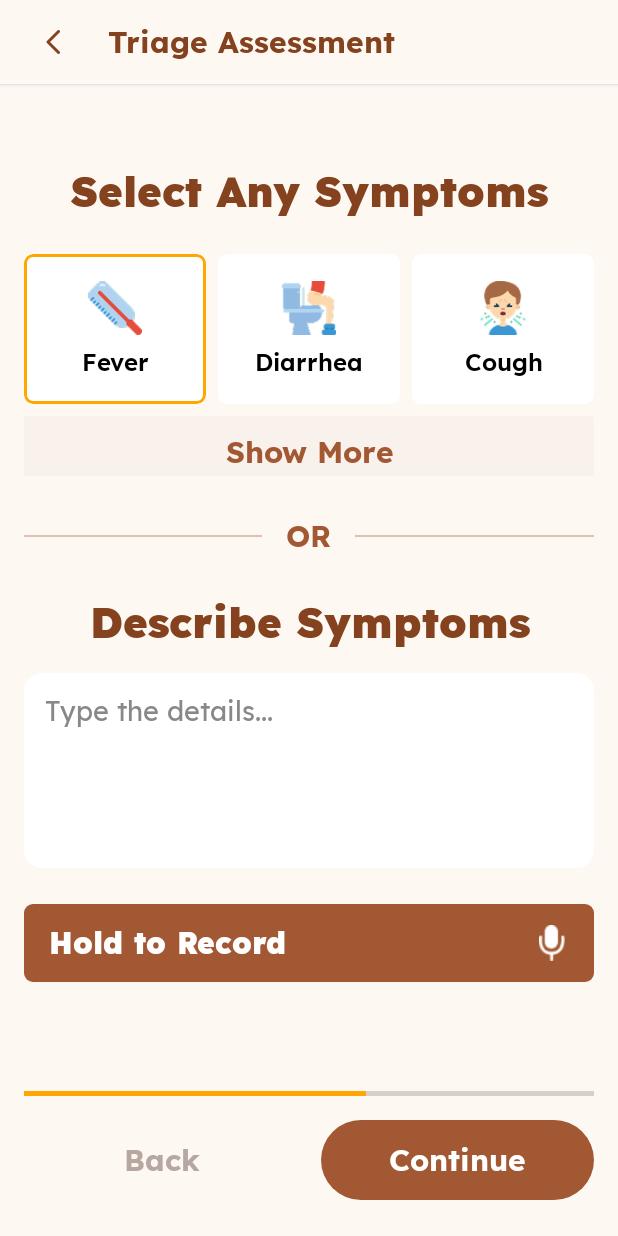
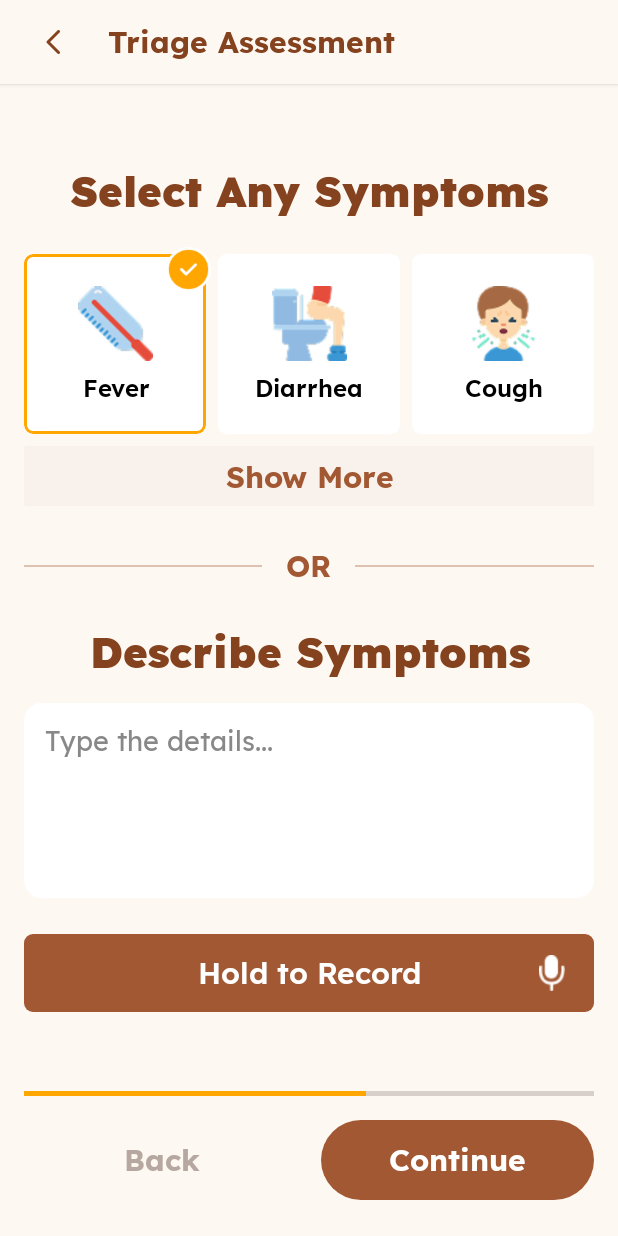
Before and after one commit to Sondnn/Swin-Smart-Adaptive-Clinical-Assistant-SACA-, an Android app built with Jetpack Compose: the SymptomQuestionScreen screen opened through its navigation route, after a tap on "Fever", on a phone screen of 412 x 824 dp. Run offline under Robolectric (Android 15) with nearby library versions, the light colour scheme and no system bars; Roboto replaces fonts that are not available here.

Commit message:
feat: add loading icon, image check icon

```diff
--- a/android/app/src/main/java/com/saca/smartadaptiveclinicalassistant/presentation/components/AppBar.kt
+++ b/android/app/src/main/java/com/saca/smartadaptiveclinicalassistant/presentation/components/AppBar.kt
@@ -65,6 +65,6 @@ fun AppBar(
 enum class ActionBarIconButton(
     @param:DrawableRes val iconResourceId: Int,
 ) {
-    MENU(R.drawable.button),
-    BACK(R.drawable.chevron_left)
+    MENU(R.drawable.button_menu),
+    BACK(R.drawable.button_back)
 }
--- a/android/app/src/main/java/com/saca/smartadaptiveclinicalassistant/presentation/components/form/FormQuestion.kt
+++ b/android/app/src/main/java/com/saca/smartadaptiveclinicalassistant/presentation/components/form/FormQuestion.kt
@@ -12,9 +12,11 @@ import androidx.compose.foundation.layout.Row
 import androidx.compose.foundation.layout.Spacer
 import androidx.compose.foundation.layout.fillMaxWidth
 import androidx.compose.foundation.layout.height
+import androidx.compose.foundation.layout.offset
 import androidx.compose.foundation.layout.padding
 import androidx.compose.foundation.layout.size
 import androidx.compose.foundation.layout.width
+import androidx.compose.foundation.shape.CircleShape
 import androidx.compose.foundation.shape.RoundedCornerShape
 import androidx.compose.foundation.text.BasicTextField
 import androidx.compose.material3.ButtonDefaults
@@ -35,6 +37,7 @@ import androidx.compose.ui.text.font.FontWeight
 import androidx.compose.ui.text.style.TextAlign
 import androidx.compose.ui.unit.dp
 import androidx.compose.ui.unit.sp
+import com.saca.smartadaptiveclinicalassistant.R
 import com.saca.smartadaptiveclinicalassistant.presentation.components.ActionBarIconButton
 import com.saca.smartadaptiveclinicalassistant.presentation.components.AppBar
 import com.saca.smartadaptiveclinicalassistant.presentation.components.AppButton
@@ -44,6 +47,7 @@ import com.saca.smartadaptiveclinicalassistant.ui.theme.AppBackground
 import com.saca.smartadaptiveclinicalassistant.ui.theme.Brown
 import com.saca.smartadaptiveclinicalassistant.ui.theme.Brown20
 import com.saca.smartadaptiveclinicalassistant.ui.theme.Gray40
+import com.saca.smartadaptiveclinicalassistant.ui.theme.LexendFontFamily
 import com.saca.smartadaptiveclinicalassistant.ui.theme.Orange
 import com.saca.smartadaptiveclinicalassistant.ui.theme.Orange40
 import com.saca.smartadaptiveclinicalassistant.ui.theme.TextBrown
@@ -244,6 +248,23 @@ fun QuestionImageOption(
     }
 }
 
+
+@Composable
+private fun SelectedCheckMark(modifier: Modifier = Modifier) {
+    Box(
+        modifier = modifier
+            .size(30.dp),
+        contentAlignment = Alignment.Center,
+    ) {
+        Image(
+            painter = painterResource(R.drawable.ic_cicle_check),
+            contentDescription = null,
+            modifier = Modifier
+                .size(30.dp)
+        )
+    }
+}
+
 @Composable
 fun QuestionImageOptionButton(
     option: FormQuestionImageOption,
@@ -256,23 +277,28 @@ fun QuestionImageOptionButton(
 
     Box(
         modifier = modifier
-            .height(100.dp)
+            .height(120.dp)
+    ) {
+        Box(
+            modifier = Modifier
+                .matchParentSize()
                 .clip(RoundedCornerShape(6.dp))
                 .background(backgroundColor)
-            .border(BorderStroke(2.dp, borderColor), RoundedCornerShape(6.dp))
+                .border(
+                    BorderStroke(2.dp, borderColor),
+                    RoundedCornerShape(6.dp))
                 .clickable(onClick = onClick)
-            .padding(horizontal = 4.dp, vertical = 6.dp)
+                .padding(horizontal = 4.dp, vertical = 8.dp)
         ) {
             Column(
                 modifier = Modifier.align(Alignment.Center),
                 horizontalAlignment = Alignment.CenterHorizontally,
             ) {
-
                 Image(
                     painter = painterResource(option.iconResourceId),
                     contentDescription = stringResource(option.labelResourceId),
                     contentScale = ContentScale.Fit,
-                modifier = Modifier.size(36.dp)
+                    modifier = Modifier.size(50.dp)
                 )
 
                 Spacer(modifier = Modifier.height(8.dp))
@@ -280,8 +306,18 @@ fun QuestionImageOptionButton(
                 Text(
                     text = stringResource(option.labelResourceId),
                     style = MaterialTheme.typography.labelLarge,
+                    lineHeight = 18.sp,
                     color = Color.Black,
                     textAlign = TextAlign.Center
+                )
+            }
+        }
+
+        if (selected) {
+            SelectedCheckMark(
+                modifier = Modifier
+                    .align(Alignment.TopEnd)
+                    .offset(x = 3.dp, y = (-5).dp)
             )
         }
     }
--- a/android/app/src/main/java/com/saca/smartadaptiveclinicalassistant/presentation/components/form/RecordButton.kt
+++ b/android/app/src/main/java/com/saca/smartadaptiveclinicalassistant/presentation/components/form/RecordButton.kt
@@ -5,7 +5,9 @@ import androidx.compose.foundation.background
 import androidx.compose.foundation.gestures.PressGestureScope
 import androidx.compose.foundation.gestures.detectTapGestures
 import androidx.compose.foundation.layout.Arrangement
+import androidx.compose.foundation.layout.Box
 import androidx.compose.foundation.layout.Row
+import androidx.compose.foundation.layout.Spacer
 import androidx.compose.foundation.layout.fillMaxWidth
 import androidx.compose.foundation.layout.height
 import androidx.compose.foundation.layout.padding
@@ -40,7 +42,7 @@ fun RecordButton(
         else -> Brown
     }
 
-    Row(
+    Box(
         modifier = Modifier
             .fillMaxWidth()
             .height(52.dp)
@@ -49,27 +51,26 @@ fun RecordButton(
             .pointerInput(isEnabled) {
                 detectTapGestures(
                     onPress = {
-                        if (isEnabled) {
-                            onPress()
-                        }
+                        if (isEnabled) onPress()
                     }
                 )
             }.padding(horizontal = 16.dp),
-        verticalAlignment = Alignment.CenterVertically,
-        horizontalArrangement = Arrangement.SpaceBetween,
     ) {
         Text(
             text = text,
             color = Color.White,
             style = MaterialTheme.typography.bodyMedium,
-            fontWeight = FontWeight.Black,
+            modifier = Modifier.align(Alignment.Center),
             textAlign = TextAlign.Center
         )
+
 
         Image(
             painter = painterResource(id = R.drawable.ic_mic),
             contentDescription = text,
-            modifier = Modifier.size(24.dp)
+            modifier = Modifier
+                .size(24.dp)
+                .align(Alignment.CenterEnd)
         )
     }
 }
--- a/android/app/src/main/java/com/saca/smartadaptiveclinicalassistant/presentation/language/LanguageScreen.kt
+++ b/android/app/src/main/java/com/saca/smartadaptiveclinicalassistant/presentation/language/LanguageScreen.kt
@@ -10,8 +10,6 @@ import androidx.compose.foundation.layout.fillMaxSize
 import androidx.compose.foundation.layout.fillMaxWidth
 import androidx.compose.foundation.layout.height
 import androidx.compose.foundation.layout.padding
-import androidx.compose.material3.Button
-import androidx.compose.material3.ButtonDefaults
 import androidx.compose.material3.MaterialTheme
 import androidx.compose.material3.Text
 import androidx.compose.runtime.Composable
@@ -20,7 +18,6 @@ import androidx.compose.ui.Modifier
 import androidx.compose.ui.layout.ContentScale
 import androidx.compose.ui.res.painterResource
 import androidx.compose.ui.res.stringResource
-import androidx.compose.ui.text.font.FontWeight
 import androidx.compose.ui.text.style.TextAlign
 import androidx.compose.ui.unit.dp
 import androidx.compose.ui.unit.sp
@@ -32,8 +29,6 @@ import com.saca.smartadaptiveclinicalassistant.presentation.components.AppButton
 import com.saca.smartadaptiveclinicalassistant.presentation.session.SessionViewModel
 import com.saca.smartadaptiveclinicalassistant.ui.theme.AppBackground
 import com.saca.smartadaptiveclinicalassistant.ui.theme.AppBackgroundTeal
-import com.saca.smartadaptiveclinicalassistant.ui.theme.Brown
-import com.saca.smartadaptiveclinicalassistant.ui.theme.Orange
 import org.koin.androidx.compose.koinViewModel
 
 @Composable
--- a/android/app/src/main/java/com/saca/smartadaptiveclinicalassistant/presentation/triage_form/SymptomQuestionScreen.kt
+++ b/android/app/src/main/java/com/saca/smartadaptiveclinicalassistant/presentation/triage_form/SymptomQuestionScreen.kt
@@ -47,10 +47,8 @@ import com.saca.smartadaptiveclinicalassistant.presentation.components.form.Ques
 import com.saca.smartadaptiveclinicalassistant.ui.theme.AppBackground
 import org.koin.androidx.compose.koinViewModel
 
-
 import com.saca.smartadaptiveclinicalassistant.R
 import com.saca.smartadaptiveclinicalassistant.data.local.VoiceRecorder
-import com.saca.smartadaptiveclinicalassistant.presentation.components.AppButtonStyle
 import com.saca.smartadaptiveclinicalassistant.presentation.components.Title
 import com.saca.smartadaptiveclinicalassistant.presentation.components.form.ErrorMessage
 import com.saca.smartadaptiveclinicalassistant.presentation.components.form.FormQuestionImageOption
@@ -60,7 +58,6 @@ import com.saca.smartadaptiveclinicalassistant.presentation.components.form.Reco
 import com.saca.smartadaptiveclinicalassistant.presentation.session.SessionViewModel
 import com.saca.smartadaptiveclinicalassistant.ui.theme.Brown
 import com.saca.smartadaptiveclinicalassistant.ui.theme.Brown20
-import kotlinx.coroutines.coroutineScope
 import kotlinx.coroutines.launch
 
 @Composable
@@ -284,8 +281,8 @@ fun ShowMoreButton(
             color = Brown,
             fontWeight = FontWeight.Bold,
             fontSize = 20.sp,
-            lineHeight = 32.sp,
-            textAlign = TextAlign.Center,
+            lineHeight = 24.sp,
+            textAlign = TextAlign.Center
         )
     }
 }
--- a/android/app/src/main/java/com/saca/smartadaptiveclinicalassistant/presentation/triage_result/ResultScreen.kt
+++ b/android/app/src/main/java/com/saca/smartadaptiveclinicalassistant/presentation/triage_result/ResultScreen.kt
@@ -20,11 +20,9 @@ import androidx.compose.material3.MaterialTheme
 import androidx.compose.material3.Scaffold
 import androidx.compose.material3.Text
 import androidx.compose.runtime.Composable
-import androidx.compose.runtime.rememberCoroutineScope
 import androidx.compose.ui.Alignment
 import androidx.compose.ui.Modifier
 import androidx.compose.ui.draw.clip
-import androidx.compose.ui.graphics.Color
 import androidx.compose.ui.res.painterResource
 import androidx.compose.ui.res.stringResource
 import androidx.compose.ui.text.font.FontWeight
--- a/android/app/src/main/java/com/saca/smartadaptiveclinicalassistant/presentation/triage_result/TriageResultViewModel.kt
+++ b/android/app/src/main/java/com/saca/smartadaptiveclinicalassistant/presentation/triage_result/TriageResultViewModel.kt
@@ -1,6 +1,5 @@
 package com.saca.smartadaptiveclinicalassistant.presentation.triage_result
 
-import android.util.Log
 import androidx.compose.runtime.getValue
 import androidx.compose.runtime.mutableStateOf
 import androidx.compose.runtime.setValue
--- a/android/app/src/main/java/com/saca/smartadaptiveclinicalassistant/ui/theme/Color.kt
+++ b/android/app/src/main/java/com/saca/smartadaptiveclinicalassistant/ui/theme/Color.kt
@@ -17,8 +17,6 @@ val DrawerBackground = Color(0xFFF8F8F8)
 
 val AppBackgroundTeal = Color(0xFF174C4F)
 
-val AppBackgroundOrange = Color(0xFFFFDDB3)
-
 val Brown = Color(0xFFA25933)
 
 val Brown20 = Color(0xFFF9F1EB)
```
Also changed, not shown: android/app/src/main/java/com/saca/smartadaptiveclinicalassistant/presentation/home/HomeScreen.kt (+0 -18 lines), android/app/src/main/java/com/saca/smartadaptiveclinicalassistant/presentation/triage_result/LoadingScreen.kt (+27 -2 lines), android/app/src/main/java/com/saca/smartadaptiveclinicalassistant/ui/theme/Type.kt (+7 -0 lines), android/app/src/main/res/drawable/button_back.png (renamed from android/app/src/main/res/drawable/chevron_left.png), android/app/src/main/res/drawable/button_menu.png (renamed from android/app/src/main/res/drawable/button.png), android/app/src/main/res/drawable/ic_analysis.png (added), android/app/src/main/res/drawable/ic_cicle_check.png (added), android/app/src/main/res/drawable/ic_triage.png (added). Lines whose indentation alone changed are shown as unchanged.
